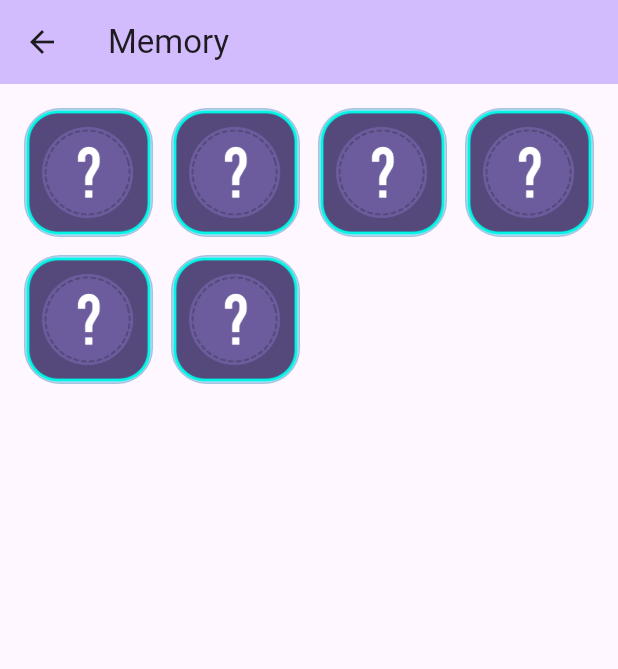
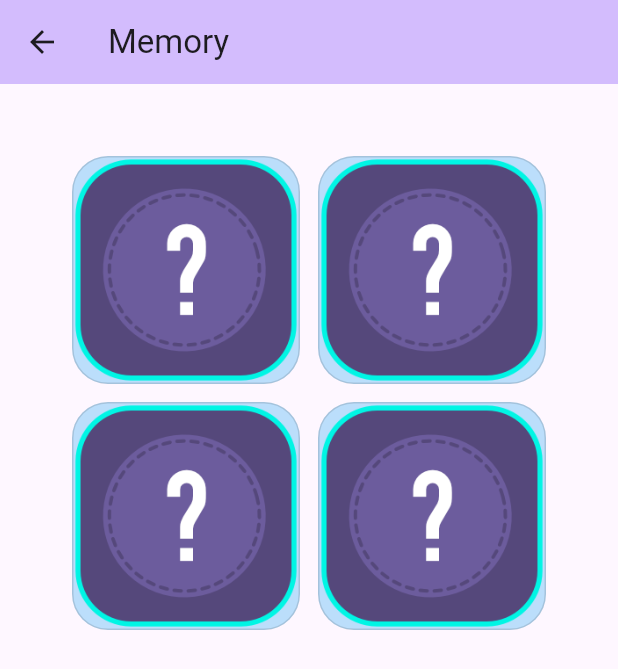
Before and after one commit to ovoelke/space_memory_flutter, a Flutter app: the screen it shows after launch, after a tap on "Easy", on a phone screen of 412 x 824 dp. Shown: the top 669 px of the screen. Run offline on Flutter 3.47's test engine with Material 3 defaults, Android fonts, the phone set to English and light mode, and no system bars; our stand-ins replace bloc, easy_localization, flutter_bloc.

Commit message:
feat(main): minor changes to GridView in memory_game_screen.dart. Remove comments from pubspec.yaml

```diff
--- a/lib/memory_game/ui/memory_game_screen.dart
+++ b/lib/memory_game/ui/memory_game_screen.dart
@@ -18,14 +18,12 @@ class MemoryGame extends StatelessWidget {
       GameDifficulty.easy => [
         'assets/images/ic_tile_a.png',
         'assets/images/ic_tile_b.png',
-        'assets/images/ic_tile_c.png',
       ],
       GameDifficulty.medium => [
         'assets/images/ic_tile_a.png',
         'assets/images/ic_tile_b.png',
         'assets/images/ic_tile_c.png',
         'assets/images/ic_tile_d.png',
-        'assets/images/ic_tile_e.png',
       ],
       GameDifficulty.hard => [
         'assets/images/ic_tile_a.png',
@@ -56,9 +54,9 @@ class MemoryGame extends StatelessWidget {
               return Stack(children: [ConfettiExplosion(), Text('Won!')]);
             } else {
               return GridView.builder(
-                padding: const EdgeInsets.all(16),
+                padding: const EdgeInsets.all(48),
                 gridDelegate: const SliverGridDelegateWithFixedCrossAxisCount(
-                  crossAxisCount: 4,
+                  crossAxisCount: 2,
                   mainAxisSpacing: 12,
                   crossAxisSpacing: 12,
                 ),
```
Also changed, not shown: pubspec.yaml (+2 -72 lines).
